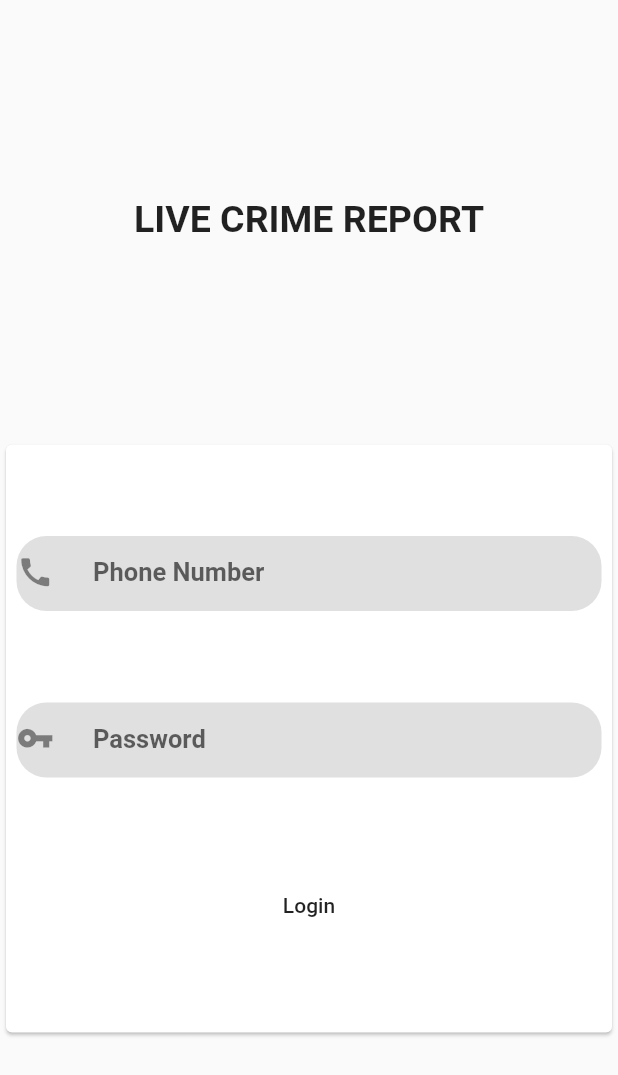
After one commit to devanshhooda/live_crime_report, a Flutter app: the LoginScreen screen opened directly, on a phone screen of 412 x 824 dp. The commit adds this screen. Shown: the top 1075 px of the screen. Run offline on Flutter 3.47's test engine with Material 2 defaults, Android fonts, the phone set to English and light mode, and no system bars; missing offline and left inert: flutter_webrtc, sdp_transform.

Commit message:
callingScreen ui chng & loginScreen init

```diff
--- a/lib/main.dart
+++ b/lib/main.dart
@@ -1,5 +1,6 @@
 import 'package:flutter/material.dart';
 import 'package:live_crime_report/views/homePage.dart';
+import 'package:live_crime_report/views/loginScreen.dart';
 
 void main() {
   runApp(CrimeReportApp());
--- /dev/null
+++ b/lib/views/loginScreen.dart
@@ -0,0 +1,92 @@
+import 'package:flutter/material.dart';
+import 'package:live_crime_report/views/homePage.dart';
+
+class LoginScreen extends StatefulWidget {
+  @override
+  LoginScreenState createState() => LoginScreenState();
+}
+
+class LoginScreenState extends State<LoginScreen> {
+  TextEditingController _phoneNumber, _password;
+
+  Widget _loginButton() {
+    return Container(
+      decoration: BoxDecoration(borderRadius: BorderRadius.circular(20)),
+      child: MaterialButton(
+        child: Text('Login'),
+        onPressed: () {
+          Navigator.of(context)
+              .push(MaterialPageRoute(builder: (_) => HomePage()));
+        },
+      ),
+    );
+  }
+
+  Widget _inputFields(TextEditingController _controller,
+      TextInputType inputType, IconData icn, String _hintText) {
+    return Container(
+        height: 50,
+        decoration: BoxDecoration(
+            borderRadius: BorderRadius.circular(20), color: Colors.black12),
+        margin: EdgeInsets.symmetric(
+          horizontal: 7,
+        ),
+        child: new TextFormField(
+          controller: _controller,
+          style: TextStyle(
+              fontWeight: FontWeight.w600, color: Colors.black, fontSize: 17),
+          keyboardType: inputType,
+          cursorWidth: 2,
+          cursorHeight: 5,
+          cursorColor: Colors.red,
+          decoration: InputDecoration(
+            contentPadding: EdgeInsets.symmetric(horizontal: 10),
+            hintText: '$_hintText',
+            border: InputBorder.none,
+            icon: Icon(
+              icn,
+              size: 25,
+            ),
+          ),
+        ));
+  }
+
+  Widget _loginSection() {
+    return Container(
+      height: 400,
+      decoration: BoxDecoration(borderRadius: BorderRadius.circular(10)),
+      child: Card(
+        child: Column(
+          mainAxisAlignment: MainAxisAlignment.spaceEvenly,
+          children: [
+            _inputFields(
+                _phoneNumber, TextInputType.phone, Icons.call, 'Phone Number'),
+            _inputFields(
+                _password, TextInputType.text, Icons.vpn_key, 'Password'),
+            _loginButton()
+          ],
+        ),
+      ),
+    );
+  }
+
+  @override
+  Widget build(BuildContext context) {
+    return Scaffold(
+      body: Container(
+        child: Column(
+          mainAxisAlignment: MainAxisAlignment.spaceEvenly,
+          children: [
+            Container(
+              child: Text(
+                'LIVE CRIME REPORT',
+                style: TextStyle(fontWeight: FontWeight.bold, fontSize: 25),
+              ),
+            ),
+            _loginSection()
+          ],
+        ),
+      ),
+    );
+  }
+}
```
Also changed, not shown: lib/views/callingScreen.dart (+87 -5 lines), lib/views/homePage.dart (+13 -7 lines).
